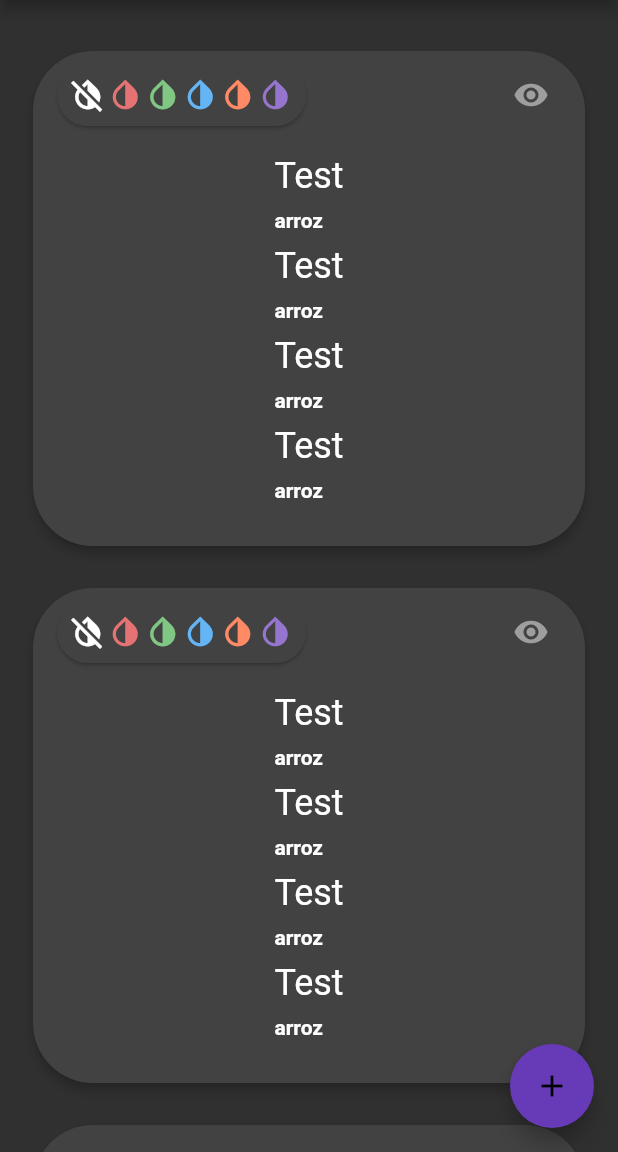
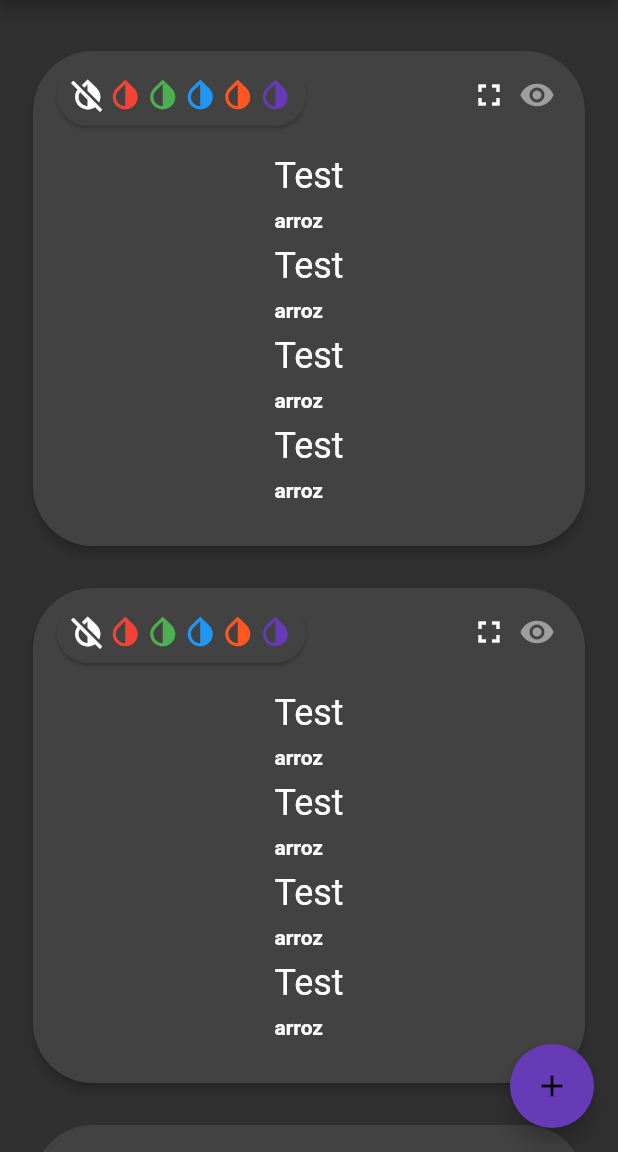
Before and after one commit to DevSrSouza/Marknote, a Flutter app: the screen it shows after launch, on a phone screen of 412 x 824 dp, the part 84-1236 px from its top. Run offline on Flutter 3.47's test engine with Material 2 defaults, Android fonts, the phone set to English and light mode, and no system bars; drawn by our look-alikes of flutter_markdown; missing offline and left inert: dragable_flutter_list.

Commit message:
open note in fullscreen

```diff
--- a/lib/note.dart
+++ b/lib/note.dart
@@ -2,7 +2,7 @@ import 'package:flutter/material.dart';
 
 class Note {
   String source;
-  Color color;
+  MaterialColor color;
 
   var edit = false;
 
--- a/lib/widgets/NoteCard.dart
+++ b/lib/widgets/NoteCard.dart
@@ -1,16 +1,15 @@
-import 'dart:math';
-
 import 'package:flutter/material.dart';
 import 'package:flutter/widgets.dart';
 import 'package:marknote/note.dart';
-import 'package:flutter_markdown/flutter_markdown.dart';
-import 'package:url_launcher/url_launcher.dart';
+import 'package:marknote/pages/FullscreenNotePage.dart';
+import 'package:marknote/widgets/NoteWidget.dart';
+import 'package:marknote/widgets/SmallIcon.dart';
 
 class NoteCard extends StatefulWidget {
 
   final Note note;
 
-  NoteCard(this.note, {Key key}) : super(key: key);
+  const NoteCard(this.note, {Key key}) : super(key: key);
 
   @override
   _NoteCardState createState() => _NoteCardState();
@@ -18,19 +17,7 @@ class NoteCard extends StatefulWidget {
 
 class _NoteCardState extends State<NoteCard> {
 
-  final _editController = TextEditingController();
-  var _edit = false;
-
-  void _switchToEditMode() {
-    setState(() {
-      widget.note.edit = !_edit;
-      _edit = !_edit;
-
-      widget.note.source = _editController.text;
-    });
-  }
-
-  void _switchColor(Color color) {
+  void _switchColor(MaterialColor color) {
     if(widget.note.color == color) return; // not rebuild widget if same color
     setState(() {
       widget.note.color = color;
@@ -38,114 +25,32 @@ class _NoteCardState extends State<NoteCard> {
   }
 
   @override
-  void initState() {
-    super.initState();
-    _editController.text = widget.note.source;
-  }
-
-  @override
   Widget build(BuildContext context) {
     return Container(
         padding: EdgeInsets.only(bottom: 20),
+        child: Hero(
+          tag: widget.note,
           child: Card(
-          color: widget.note.color ?? Theme.of(context).cardColor,
+            color: widget.note.color?.shade300 ?? Theme.of(context).cardColor,
             shape: RoundedRectangleBorder(borderRadius: BorderRadius.circular(40.0)),
             elevation: 3,
             child: Padding(
               padding: const EdgeInsets.fromLTRB(12, 5, 12, 29),
-            child: Column(
-              children: <Widget>[
-                Row(
-                  mainAxisAlignment: MainAxisAlignment.end,
-                  children: <Widget>[
-                    Card(
-                      shape: RoundedRectangleBorder(borderRadius: BorderRadius.circular(25.0)),
-                      child: Padding(
-                        padding: const EdgeInsets.all(8.0),
-                        child: Row(
-                          mainAxisAlignment: MainAxisAlignment.end,
-                          children: <Widget>[
-                            _defaultColor(context),
-                            _colorSwitcher(Colors.red.shade300),
-                            _colorSwitcher(Colors.green.shade300),
-                            _colorSwitcher( Colors.blue.shade300),
-                            _colorSwitcher(Colors.deepOrange.shade300),
-                            _colorSwitcher(Colors.deepPurple.shade300),
+              child: NoteWidget(
+                  widget.note,
+                  onSwitchColor: _switchColor,
+                  actions: <Widget>[
+                    SmallIcon(
+                      Icon(Icons.fullscreen),
+                      onPressed: () {
+                        Navigator.push(context, MaterialPageRoute(builder: (context) => FullscreenNotePage(widget.note)));
+                      },
+                    )
                   ],
               ),
-                      ),
-                    ),
-                    Spacer(),
-                    IconButton(
-                      icon: Icon(
-                        Icons.remove_red_eye,
-                        color: _edit ? Colors.blueAccent : Colors.grey,
-                      ),
-                      onPressed: _switchToEditMode,
-                    ),
-                  ],
-                ),
-                Padding(
-                  padding: const EdgeInsets.only(top: 15, left: 22, right: 22),
-                  child: _edit ? TextField(
-                    maxLines: null,
-                    keyboardType: TextInputType.multiline,
-                    controller: _editController,
-                    style: TextStyle(fontSize: 19),
-                    decoration: InputDecoration(
-                      border: InputBorder.none,
-                    ),
-                  ) : MarkdownBody(
-                    data: widget.note.source,
-                    styleSheet: MarkdownStyleSheet(
-                      blockquoteDecoration: new BoxDecoration(
-                          color: Colors.blue.shade100,
-                          borderRadius: new BorderRadius.circular(18.0)
-                      ),
-                      codeblockDecoration: new BoxDecoration(
-                          color: Colors.grey.shade100,
-                          borderRadius: new BorderRadius.circular(18.0)
-                      ),
-                    ),
-                    onTapLink: (link) async {
-                      if (await canLaunch(link)) {
-                        await launch(link);
-                      } else {
-                        throw 'Could not launch $link';
-                      }
-                    },
-                  ),
-                ),
-              ],
             ),
           ),
         )
     );
   }
-
-  Widget _smallIconButton(
-      IconData icon,
-      Color color,
-      VoidCallback onTap
-      ) => GestureDetector(
-    child: Icon(icon, color: color, size: 25),
-    onTap: onTap,
-  );
-
-  Widget _colorSwitcher(Color color) => _smallIconButton(
-      Icons.invert_colors,
-      color,
-          () {
-        _switchColor(color);
 }
-  );
-
-  Widget _defaultColor(BuildContext context) {
-    final theme = Theme.of(context);
-    return _smallIconButton(
-      Icons.invert_colors_off,
-      theme.iconTheme.color,
-      () {_switchColor(theme.cardColor);},
-    );
-  }
-}
--- /dev/null
+++ b/lib/widgets/NoteWidget.dart
@@ -0,0 +1,161 @@
+import 'package:flutter/material.dart';
+import 'package:marknote/note.dart';
+import 'package:flutter_markdown/flutter_markdown.dart';
+import 'package:url_launcher/url_launcher.dart';
+
+import 'SmallIcon.dart';
+
+typedef ColorSwitchCallback = void Function(MaterialColor color);
+
+class NoteWidget extends StatefulWidget {
+
+  final Note note;
+  final List<Widget> actions;
+  final ColorSwitchCallback onSwitchColor;
+
+  const NoteWidget(this.note, {Key key, this.actions = const [], this.onSwitchColor}) : super(key: key);
+
+  @override
+  _NoteWidgetState createState() => _NoteWidgetState();
+}
+
+class _NoteWidgetState extends State<NoteWidget> {
+
+  final _editController = TextEditingController();
+
+  @override
+  void initState() {
+    super.initState();
+    _editController.text = widget.note.source;
+  }
+
+  void _switchToEditMode() {
+    setState(() {
+      widget.note.edit = !widget.note.edit;
+
+      widget.note.source = _editController.text;
+    });
+  }
+
+  void _switchColor(MaterialColor color) {
+    if(widget.note.color == color) return; // not rebuild widget if same color
+
+    if(widget.onSwitchColor != null)
+      widget.onSwitchColor(color);
+  }
+
+  @override
+  Widget build(BuildContext context) {
+    return Column(
+      children: <Widget>[
+        Row(
+          mainAxisAlignment: MainAxisAlignment.end,
+          children: <Widget>[
+            Card(
+              shape: RoundedRectangleBorder(borderRadius: BorderRadius.circular(25.0)),
+              child: Padding(
+                padding: const EdgeInsets.all(8.0),
+                child: Row(
+                  mainAxisAlignment: MainAxisAlignment.end,
+                  children: <Widget>[
+                    _defaultColor(context),
+                    _colorSwitcher(Colors.red),
+                    _colorSwitcher(Colors.green),
+                    _colorSwitcher(Colors.blue),
+                    _colorSwitcher(Colors.deepOrange),
+                    _colorSwitcher(Colors.deepPurple),
+                  ],
+                ),
+              ),
+            ),
+            Spacer(),
+            Padding(
+              padding: const EdgeInsets.only(right: 8),
+              child: Row(
+                children: <Widget>[
+                  ...widget.actions,
+                  Padding(
+                    padding: const EdgeInsets.only(left: 8),
+                    child: SmallIcon(
+                      Icon(
+                        Icons.remove_red_eye,
+                        color: widget.note.edit ? Colors.blueAccent : Colors.grey,
+                      ),
+                      onPressed: _switchToEditMode,
+                    ),
+                  ),
+                ],
+              ),
+            )
+          ],
+        ),
+        Padding(
+          padding: const EdgeInsets.only(top: 15, left: 22, right: 22),
+          child: widget.note.edit ? TextField(
+            maxLines: null,
+            keyboardType: TextInputType.multiline,
+            controller: _editController,
+            style: TextStyle(fontSize: 19),
+            decoration: InputDecoration(
+              border: InputBorder.none,
+            ),
+          ) : MarkdownBody(
+            data: widget.note.source,
+            styleSheet: MarkdownStyleSheet.fromTheme(Theme.of(context)).copyWith(
+              blockquoteDecoration: new BoxDecoration(
+                  color: widget.note.color?.shade400 ?? Theme.of(context).cardColor,
+                  borderRadius: new BorderRadius.circular(13.0),
+                  boxShadow: [
+                    BoxShadow(
+                      color: Colors.black12,
+                      blurRadius: 4.0,
+                    )
+                  ]
+              ),
+              code: TextStyle(
+                  fontFamily: "Source Code Pro"
+              ),
+              codeblockDecoration: new BoxDecoration(
+                  color: Theme.of(context).cardColor,
+                  borderRadius: new BorderRadius.circular(18.0)
+              ),
+            ),
+            onTapLink: (link) async {
+              if (await canLaunch(link)) {
+                await launch(link);
+              } else {
+                throw 'Could not launch $link';
+              }
+            },
+          ),
+        ),
+      ],
+    );
+  }
+
+  Widget _smallIconButton(
+      IconData icon,
+      Color color,
+      VoidCallback onTap
+  ) => SmallIcon(
+    Icon(icon, color: color, size: 25),
+    onPressed: onTap,
+  );
+
+  Widget _colorSwitcher(MaterialColor color) => _smallIconButton(
+      Icons.invert_colors,
+      color,
+          () {
+        _switchColor(color);
+      }
+  );
+
+  Widget _defaultColor(BuildContext context) {
+    final theme = Theme.of(context);
+    return _smallIconButton(
+      Icons.invert_colors_off,
+      theme.iconTheme.color,
+          () {_switchColor(theme.cardColor);},
+    );
+  }
+}
--- /dev/null
+++ b/lib/widgets/SmallIcon.dart
@@ -0,0 +1,18 @@
+import 'package:flutter/material.dart';
+
+class SmallIcon extends StatelessWidget {
+
+  final Icon icon;
+  final VoidCallback onPressed;
+
+  const SmallIcon(this.icon, {Key key, this.onPressed}) : super(key: key);
+
+  @override
+  Widget build(BuildContext context) {
+    return InkWell(
+      customBorder: CircleBorder(),
+      child: icon,
+      onTap: onPressed,
+    );
+  }
+}
--- a/pubspec.yaml
+++ b/pubspec.yaml
@@ -14,7 +14,7 @@ description: A new Flutter project.
 version: 1.0.0+1
 
 environment:
-  sdk: ">=2.1.0 <3.0.0"
+  sdk: ">=2.2.2 <3.0.0"
 
 dependencies:
   flutter:
```
Also changed, not shown: lib/pages/FullscreenNotePage.dart (added, +51 -0 lines), pubspec.lock. Lines whose indentation alone changed are shown as unchanged.
